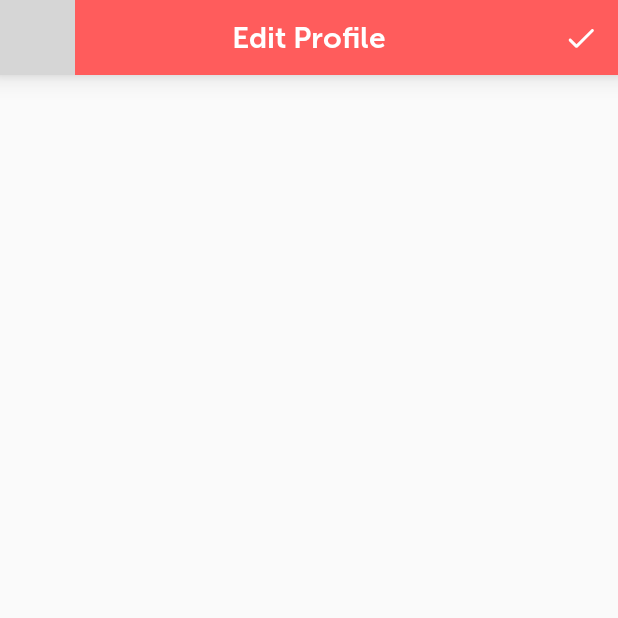
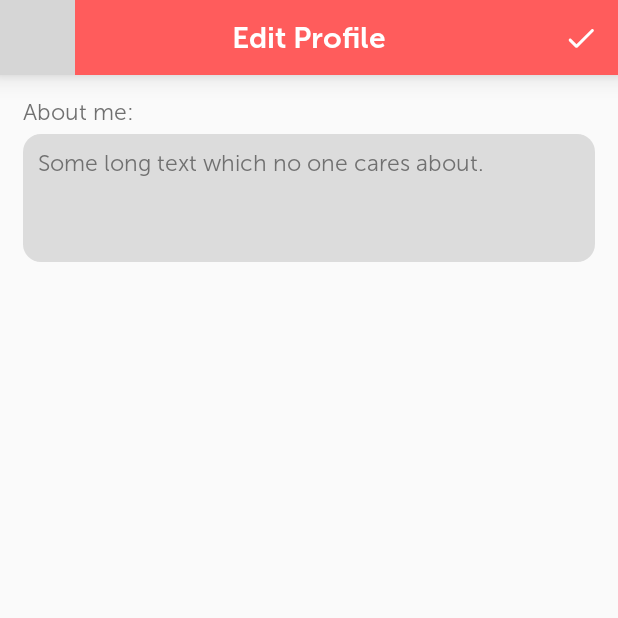
Before and after one commit to ameydeshmukhcode/friskyicebreaker, an Android app: the EditProfileActivity screen opened directly, with no data from a screen before it, on a phone screen of 412 x 824 dp, the top half of it. Run offline under Robolectric (Android 15) with nearby library versions, the light colour scheme and no system bars; grey boxes are pictures that could not be loaded.

Commit message:
Added edit text for entering bio

```diff
--- a/app/src/main/res/layout/activity_edit_profile.xml
+++ b/app/src/main/res/layout/activity_edit_profile.xml
@@ -16,4 +16,47 @@
         app:layout_constraintStart_toStartOf="parent"
         app:layout_constraintTop_toTopOf="parent" />
 
+    <android.support.constraint.ConstraintLayout
+        android:id="@+id/layout_bio"
+        android:layout_width="0dp"
+        android:layout_height="wrap_content"
+        android:layout_margin="15dp"
+        android:layout_marginTop="32dp"
+        app:layout_constraintEnd_toEndOf="parent"
+        app:layout_constraintHorizontal_bias="0.466"
+        app:layout_constraintStart_toStartOf="parent"
+        app:layout_constraintTop_toBottomOf="@+id/edit_profile_activity_toolbar">
+
+        <TextView
+            android:id="@+id/about_me"
+            android:layout_width="wrap_content"
+            android:layout_height="wrap_content"
+            android:fontFamily="@font/museosans300"
+            android:text="@string/about_me"
+            android:textColor="@color/textDark"
+            android:textSize="15sp"
+            app:layout_constraintStart_toStartOf="parent"
+            app:layout_constraintTop_toTopOf="parent" />
+
+        <EditText
+            android:id="@+id/edit_about_me"
+            android:layout_width="0dp"
+            android:layout_height="85dp"
+            android:layout_marginTop="5dp"
+            android:background="@drawable/background_secondary_extra"
+            android:ems="10"
+            android:fontFamily="@font/museosans300"
+            android:gravity="start|top"
+            android:inputType="textMultiLine"
+            android:padding="10dp"
+            android:text="@string/sample_bio"
+            android:textColor="@color/textDark"
+            android:textIsSelectable="true"
+            android:textSize="15sp"
+            app:layout_constraintEnd_toEndOf="parent"
+            app:layout_constraintStart_toStartOf="parent"
+            app:layout_constraintTop_toBottomOf="@+id/about_me" />
+
+    </android.support.constraint.ConstraintLayout>
+
 </android.support.constraint.ConstraintLayout>
```
